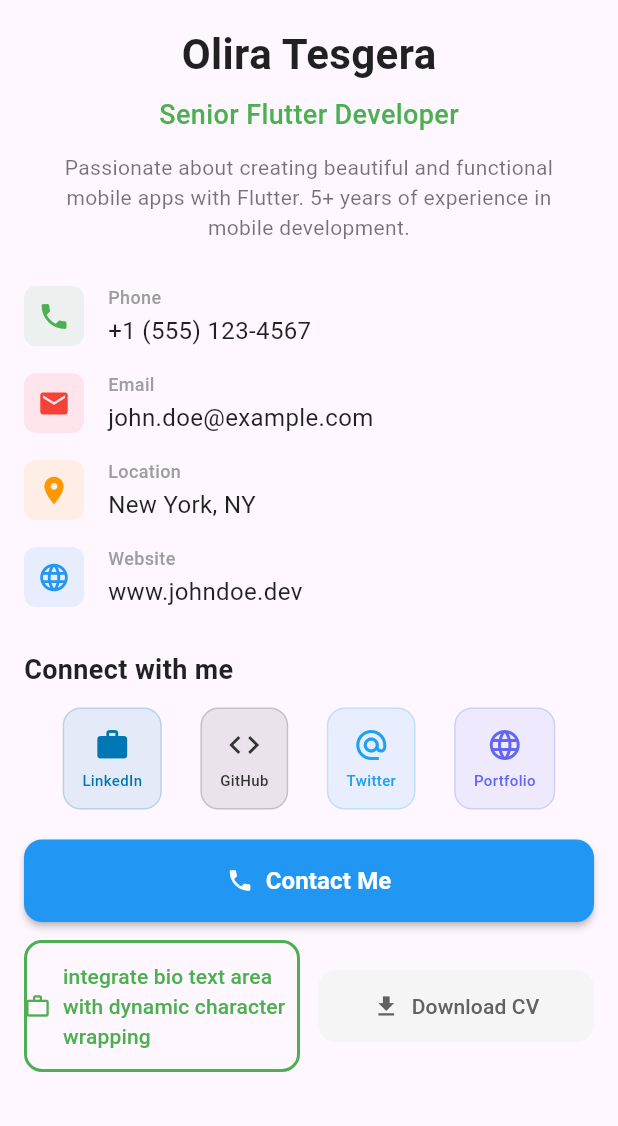
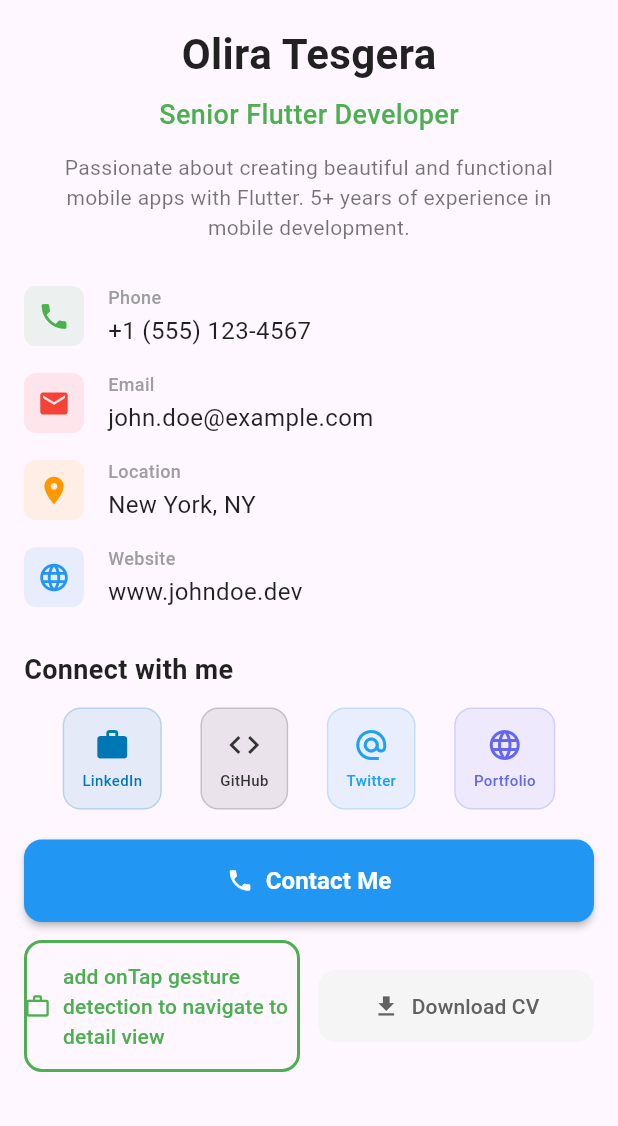
Before and after one commit to Olira1/Flutter, a Flutter app: the screen it shows after launch, scrolled down 119 dp, on a phone screen of 412 x 824 dp, the part 110-1236 px from its top. Run offline on Flutter 3.47's test engine with Material 3 defaults, Android fonts, the phone set to English and light mode, and no system bars; network calls fail.

```diff
--- a/Phase 2_Flutter_Fundamentals/hello_flutter/lib/widgets/action_buttons_section.dart
+++ b/Phase 2_Flutter_Fundamentals/hello_flutter/lib/widgets/action_buttons_section.dart
@@ -43,7 +43,7 @@ class ActionButtonsSection extends StatelessWidget {
                 onPressed: () => _handleHirePress(context),
                 icon: const Icon(Icons.work_outline),
                 label: const Text(
-                  'integrate bio text area with dynamic character wrapping',
+                  'add onTap gesture detection to navigate to detail view',
                   style: TextStyle(fontWeight: FontWeight.w500),
                 ),
                 style: OutlinedButton.styleFrom(
```
